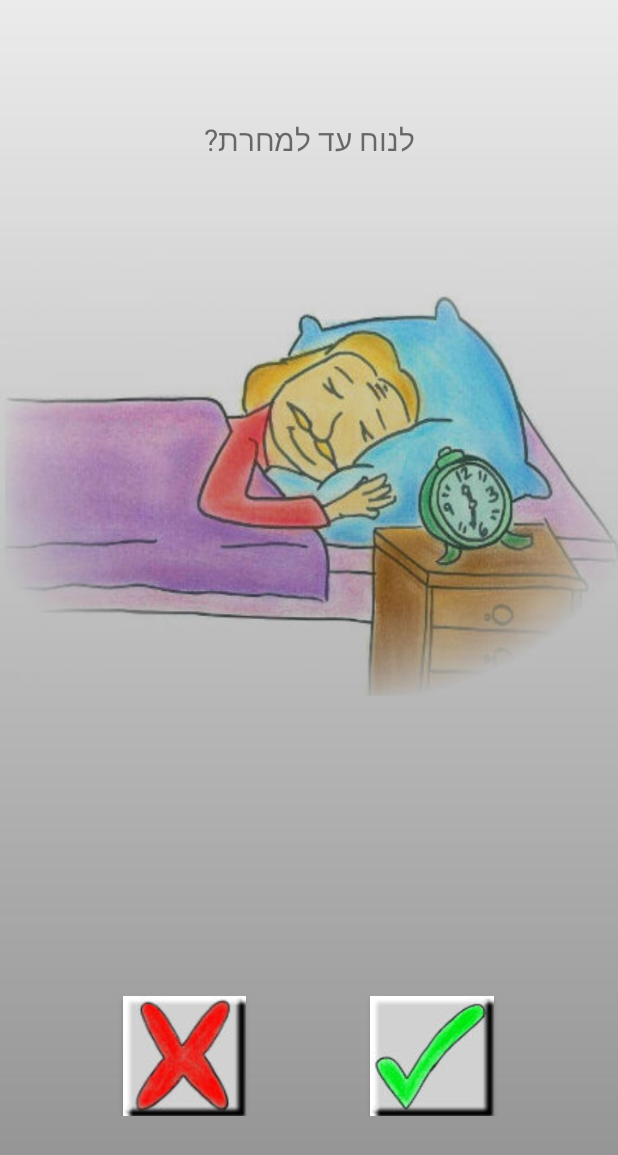
After one commit to shirbenisrael/SeaMerchant, an Android app: the layout go_to_sleep_layout.xml on its own in the app's theme, with its tools: preview values and no code run, on a phone screen of 412 x 824 dp. The commit adds this screen. Shown: the top 1155 px of the screen. Run offline under Robolectric (Android 15) with nearby library versions, the phone set to English and light mode, and no system bars.

Commit message:
[New Feature] Implement sleep until next day.

```diff
--- a/app/src/main/java/com/shirbi/seamerchant/Logic.java
+++ b/app/src/main/java/com/shirbi/seamerchant/Logic.java
@@ -89,4 +89,10 @@ public class Logic {
 
         return DayPart.NIGHT;
     }
+
+    public void startNewDay() {
+        mPriceTable.generateRandomPrices();
+        mCurrentHour = START_HOUR;
+        mCurrentDay = WeekDay.values()[mCurrentDay.getValue() + 1];
+    }
 }
--- a/app/src/main/res/layout/activity_main.xml
+++ b/app/src/main/res/layout/activity_main.xml
@@ -25,4 +25,9 @@
         android:visibility="gone"
         android:id="@+id/end_of_sail_layout"
         layout="@layout/end_sail_layout" />
+
+    <include
+        android:visibility="gone"
+        android:id="@+id/go_to_sleep_layout"
+        layout="@layout/go_to_sleep_layout" />
 </LinearLayout>
--- /dev/null
+++ b/app/src/main/res/layout/go_to_sleep_layout.xml
@@ -0,0 +1,68 @@
+<?xml version="1.0" encoding="utf-8"?>
+<LinearLayout xmlns:android="http://schemas.android.com/apk/res/android"
+    android:layout_width="match_parent"
+    android:layout_height="match_parent"
+    android:background="@drawable/sleep_background"
+    android:gravity="center"
+    android:orientation="vertical">
+
+    <TextView
+        android:layout_width="match_parent"
+        android:layout_height="0dp"
+        android:layout_weight="1"
+        android:gravity="center_horizontal"
+        android:text="" />
+
+    <TextView
+        android:id="@+id/sleep_message"
+        android:layout_width="wrap_content"
+        android:layout_height="wrap_content"
+        android:gravity="center_vertical"
+        android:text="לנוח עד למחרת?"
+        android:textSize="20dp" />
+
+    <TextView
+        android:layout_width="match_parent"
+        android:layout_height="0dp"
+        android:layout_weight="7"
+        android:gravity="center_horizontal"
+        android:text="" />
+
+    <LinearLayout
+        android:layout_width="match_parent"
+        android:layout_height="0dp"
+        android:layout_weight="1"
+        android:orientation="horizontal">
+
+        <include layout="@layout/empty_horizontal_text" />
+
+        <Button
+            android:layout_width="0dp"
+            android:layout_height="match_parent"
+            android:layout_weight="1"
+            android:background="@drawable/no_button"
+            android:gravity="center_horizontal"
+            android:onClick="onCancelSleep" />
+
+        <include layout="@layout/empty_horizontal_text" />
+
+        <Button
+            android:layout_width="0dp"
+            android:layout_height="match_parent"
+            android:layout_weight="1"
+            android:background="@drawable/yes_button"
+            android:gravity="center_horizontal"
+            android:onClick="onApproveSleep" />
+
+        <include layout="@layout/empty_horizontal_text" />
+
+    </LinearLayout>
+
+    <TextView
+        android:layout_width="match_parent"
+        android:layout_height="0dp"
+        android:layout_weight="1"
+        android:gravity="center_horizontal"
+        android:text="" />
+
+</LinearLayout>
--- a/app/src/main/res/layout/main_window_layout.xml
+++ b/app/src/main/res/layout/main_window_layout.xml
@@ -345,12 +345,13 @@
                 android:gravity="left|center"
                 android:text="קיבולת 100" />
 
-            <TextView
+            <Button
                 android:id="@+id/wide_sleep_button"
                 android:layout_width="0dp"
                 android:layout_height="match_parent"
                 android:layout_weight="1"
-                android:background="@drawable/wide_sleep_button" />
+                android:background="@drawable/wide_sleep_button"
+                android:onClick="onSleepClick"/>
 
         </LinearLayout>
 
```
Also changed, not shown: app/src/main/java/com/shirbi/seamerchant/FrontEnd.java (+10 -0 lines), app/src/main/java/com/shirbi/seamerchant/MainActivity.java (+14 -0 lines), app/src/main/res/drawable/sleep_background.jpg (added).
